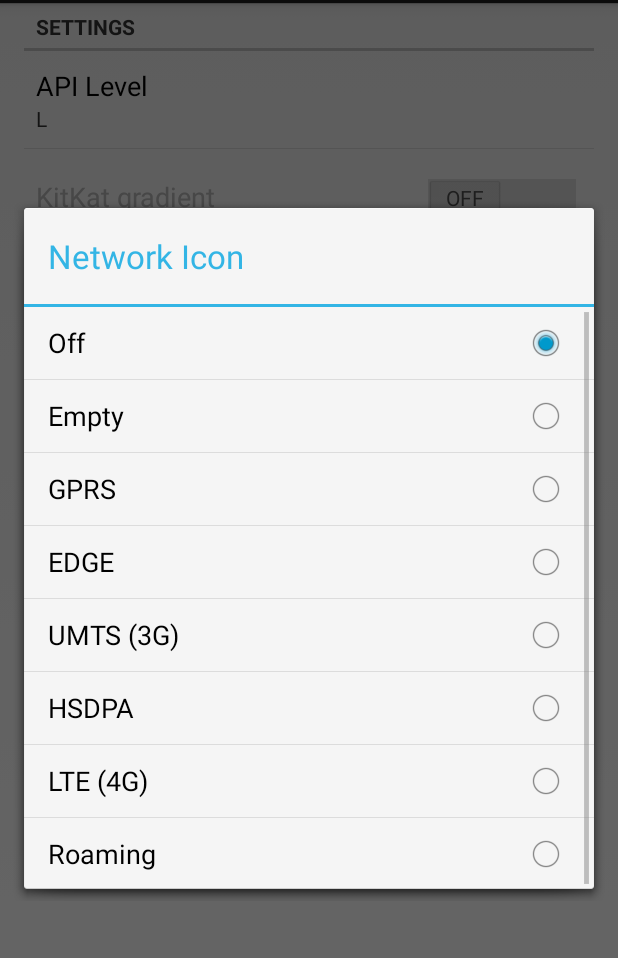
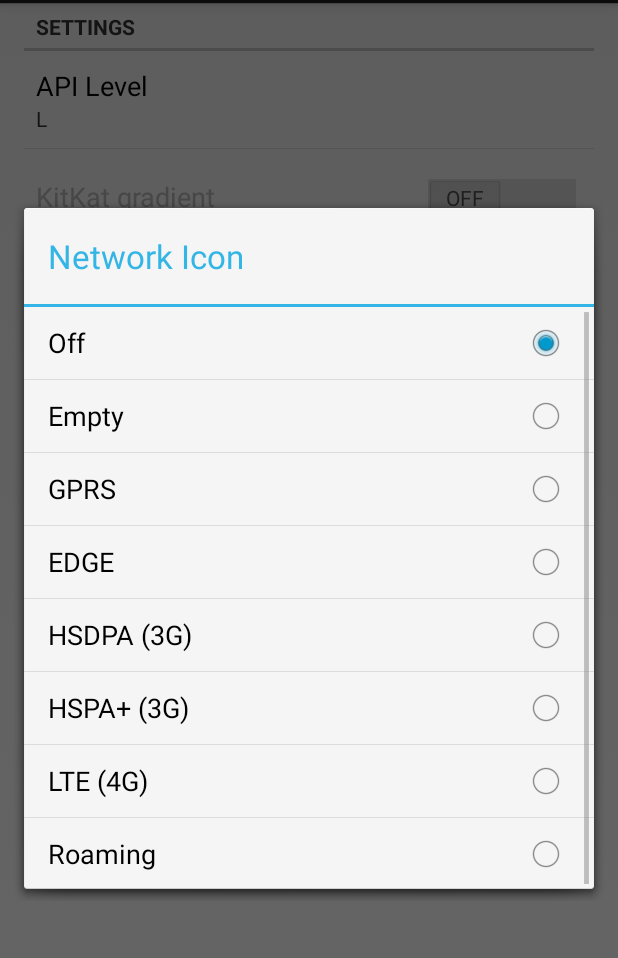
Before and after one commit to emmaguy/clean-status-bar, an Android app: the screen it shows after launch (MainActivity), after a tap on "Network Icon", on a phone screen of 412 x 824 dp, the part 69-1027 px from its top. Run offline under Robolectric (Android 15) with nearby library versions, the phone set to English and light mode, and no system bars; 3 other taps on this screen came first.

Commit message:
corrected 3G settings

```diff
--- a/app/src/main/res/values/arrays.xml
+++ b/app/src/main/res/values/arrays.xml
@@ -18,8 +18,8 @@
         <item>@string/empty</item>
         <item>GPRS</item>
         <item>EDGE</item>
-        <item>UMTS (3G)</item>
-        <item>HSDPA</item>
+        <item>HSDPA (3G)</item>
+        <item>HSPA+ (3G)</item>
         <item>LTE (4G)</item>
         <item>Roaming</item>
     </string-array>
```
